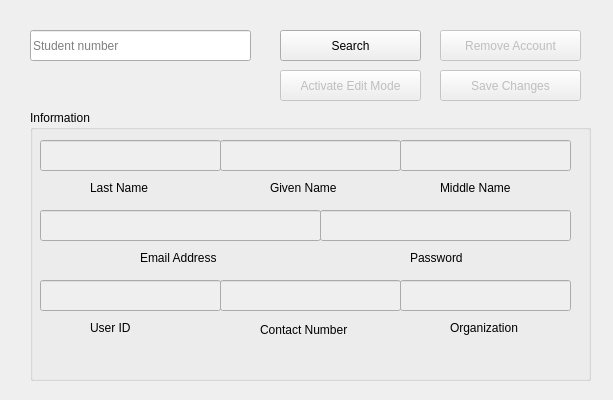
This is UserInterface/Accounts.ui in jvgcalites/Room-Reservation as Qt 5 draws it before an edit. The edited form follows.
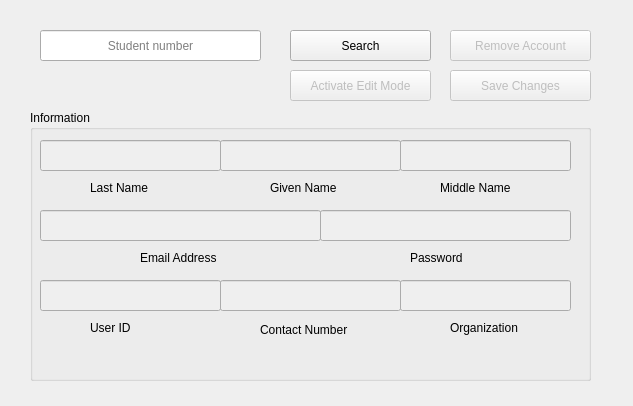
This is the edited form.

```diff
--- a/UserInterface/Accounts.ui
+++ b/UserInterface/Accounts.ui
@@ -6,8 +6,8 @@
    <rect>
     <x>0</x>
     <y>0</y>
-    <width>613</width>
-    <height>400</height>
+    <width>633</width>
+    <height>406</height>
    </rect>
   </property>
   <property name="windowTitle">
@@ -16,12 +16,15 @@
   <widget class="QLineEdit" name="lineEdit_StudentNumber">
    <property name="geometry">
     <rect>
-     <x>30</x>
+     <x>40</x>
      <y>30</y>
      <width>221</width>
      <height>31</height>
     </rect>
    </property>
+   <property name="alignment">
+    <set>Qt::AlignCenter</set>
+   </property>
    <property name="placeholderText">
     <string>Student number</string>
    </property>
@@ -301,7 +304,7 @@
   <widget class="QPushButton" name="pushButton_Search">
    <property name="geometry">
     <rect>
-     <x>280</x>
+     <x>290</x>
      <y>30</y>
      <width>141</width>
      <height>31</height>
@@ -317,7 +320,7 @@
    </property>
    <property name="geometry">
     <rect>
-     <x>440</x>
+     <x>450</x>
      <y>30</y>
      <width>141</width>
      <height>31</height>
@@ -333,7 +336,7 @@
    </property>
    <property name="geometry">
     <rect>
-     <x>280</x>
+     <x>290</x>
      <y>70</y>
      <width>141</width>
      <height>31</height>
@@ -349,7 +352,7 @@
    </property>
    <property name="geometry">
     <rect>
-     <x>440</x>
+     <x>450</x>
      <y>70</y>
      <width>141</width>
      <height>31</height>
```
